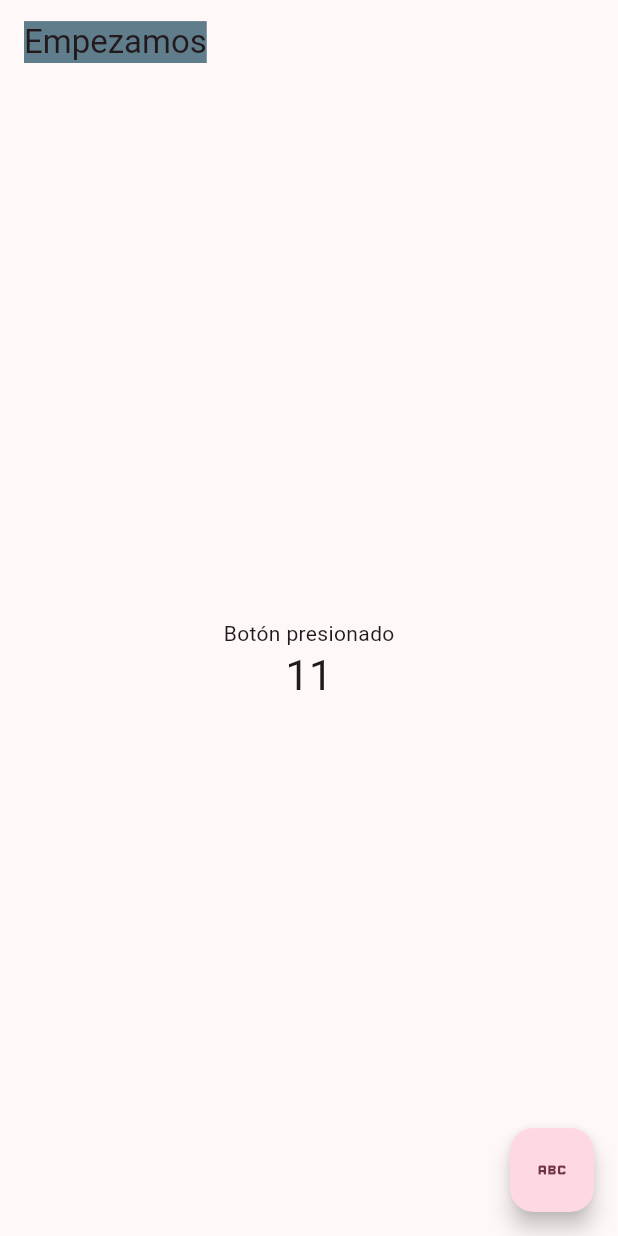
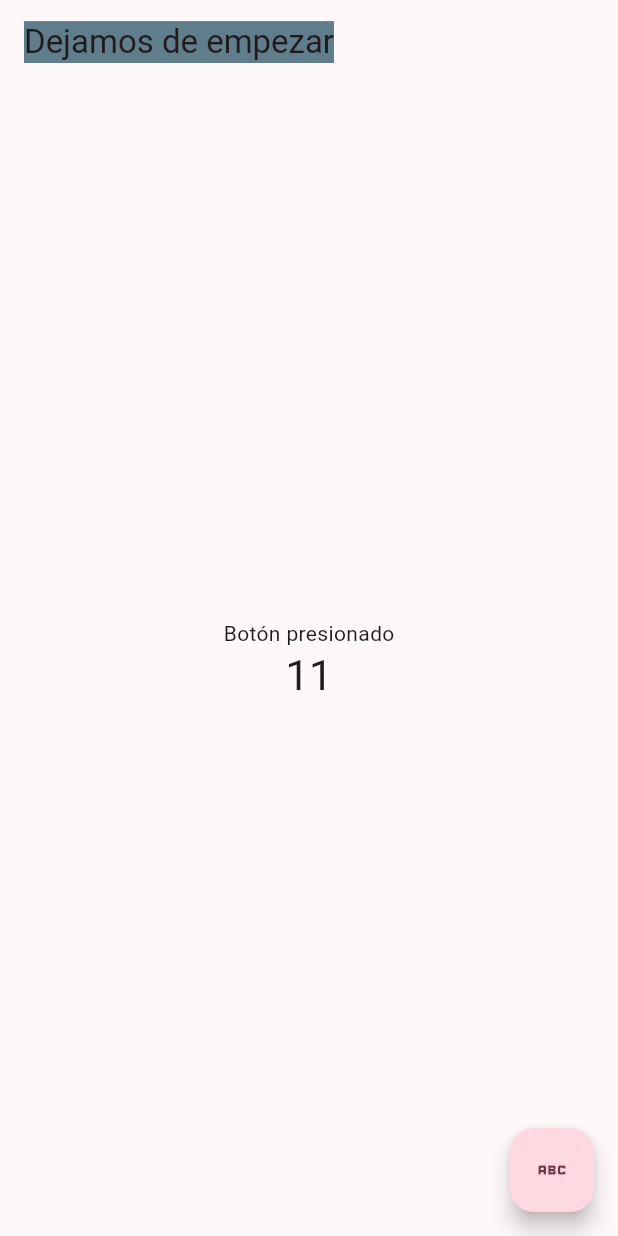
Before and after one commit to joanhernandez-costa/curso_git, a Flutter app: the screen it shows after launch, on a phone screen of 412 x 824 dp. Run offline on Flutter 3.47's test engine with Material 3 defaults, Android fonts, the phone set to English and light mode, and no system bars.

Commit message:
Update main.dart

```diff
--- a/lib/main.dart
+++ b/lib/main.dart
@@ -17,7 +17,7 @@ class MyApp extends StatelessWidget {
         colorScheme: ColorScheme.fromSeed(seedColor: Colors.black),
         useMaterial3: true,
       ),
-      home: const MyHomePage(title: 'Empezamos'),
+      home: const MyHomePage(title: 'Dejamos de empezar'),
     );
   }
 }
```
